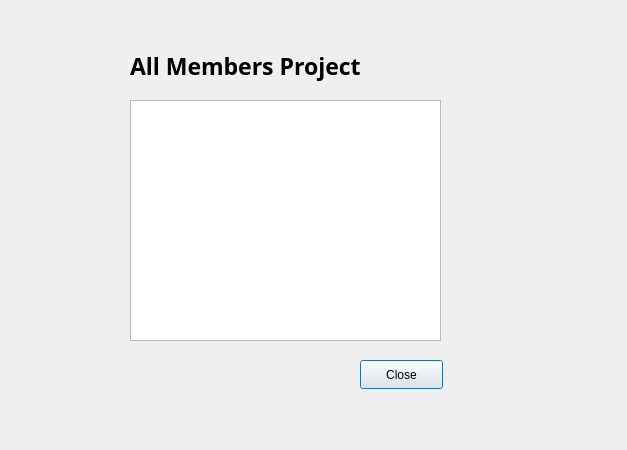
Hasansaberifar/AP_Prozhe, file Project_Ap/viewmemberproject.ui: the form before one commit.
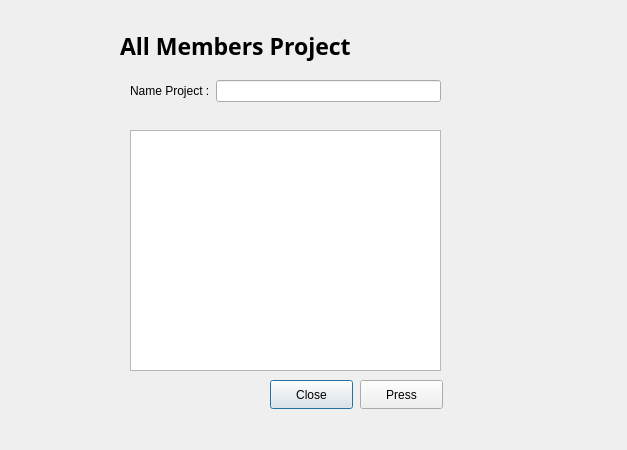
The form after the commit.

Commit message: all project page

What changed in the file:
```diff
--- a/Project_Ap/viewmemberproject.ui
+++ b/Project_Ap/viewmemberproject.ui
@@ -17,7 +17,7 @@
    <property name="geometry">
     <rect>
      <x>130</x>
-     <y>100</y>
+     <y>130</y>
      <width>311</width>
      <height>241</height>
     </rect>
@@ -26,8 +26,8 @@
   <widget class="QLabel" name="label">
    <property name="geometry">
     <rect>
-     <x>130</x>
-     <y>40</y>
+     <x>120</x>
+     <y>20</y>
      <width>371</width>
      <height>51</height>
     </rect>
@@ -46,8 +46,8 @@
   <widget class="QPushButton" name="pushButton">
    <property name="geometry">
     <rect>
-     <x>360</x>
-     <y>360</y>
+     <x>270</x>
+     <y>380</y>
      <width>83</width>
      <height>29</height>
     </rect>
@@ -56,6 +56,41 @@
     <string>Close</string>
    </property>
   </widget>
+  <widget class="QWidget" name="formLayoutWidget">
+   <property name="geometry">
+    <rect>
+     <x>130</x>
+     <y>80</y>
+     <width>311</width>
+     <height>41</height>
+    </rect>
+   </property>
+   <layout class="QFormLayout" name="formLayout">
+    <item row="0" column="0">
+     <widget class="QLabel" name="label_2">
+      <property name="text">
+       <string>Name Project :</string>
+      </property>
+     </widget>
+    </item>
+    <item row="0" column="1">
+     <widget class="QLineEdit" name="Projectname"/>
+    </item>
+   </layout>
+  </widget>
+  <widget class="QPushButton" name="pushButton_2">
+   <property name="geometry">
+    <rect>
+     <x>360</x>
+     <y>380</y>
+     <width>83</width>
+     <height>29</height>
+    </rect>
+   </property>
+   <property name="text">
+    <string>Press</string>
+   </property>
+  </widget>
  </widget>
  <resources/>
  <connections/>
```
The commit also changes 49 other files.
